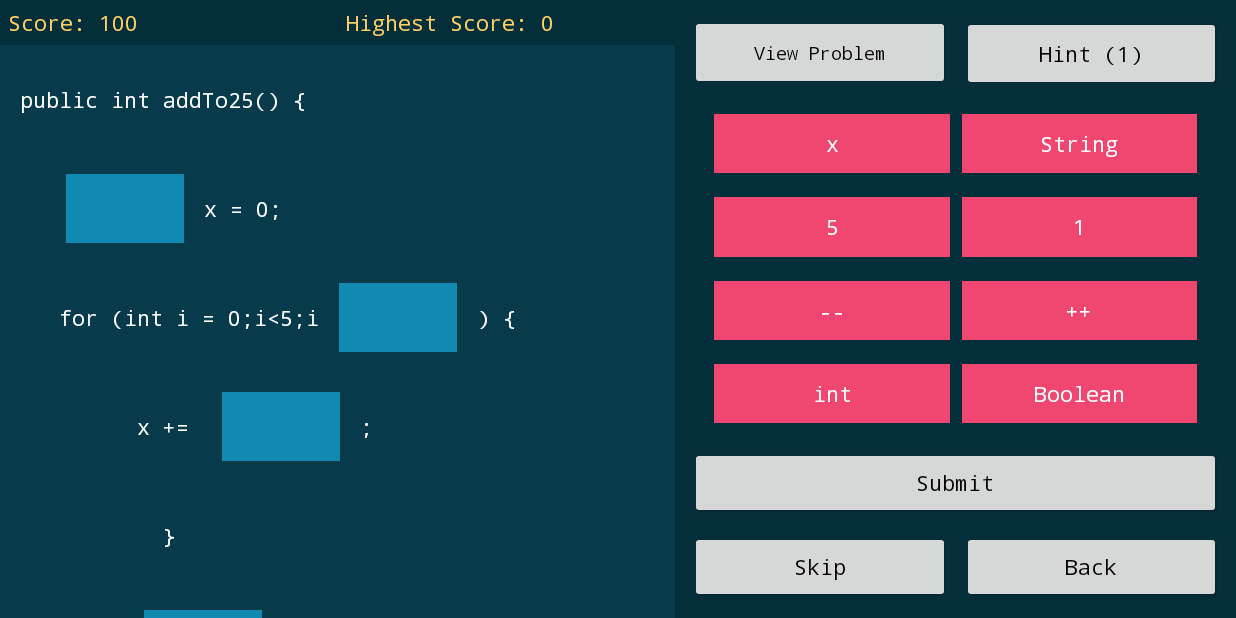
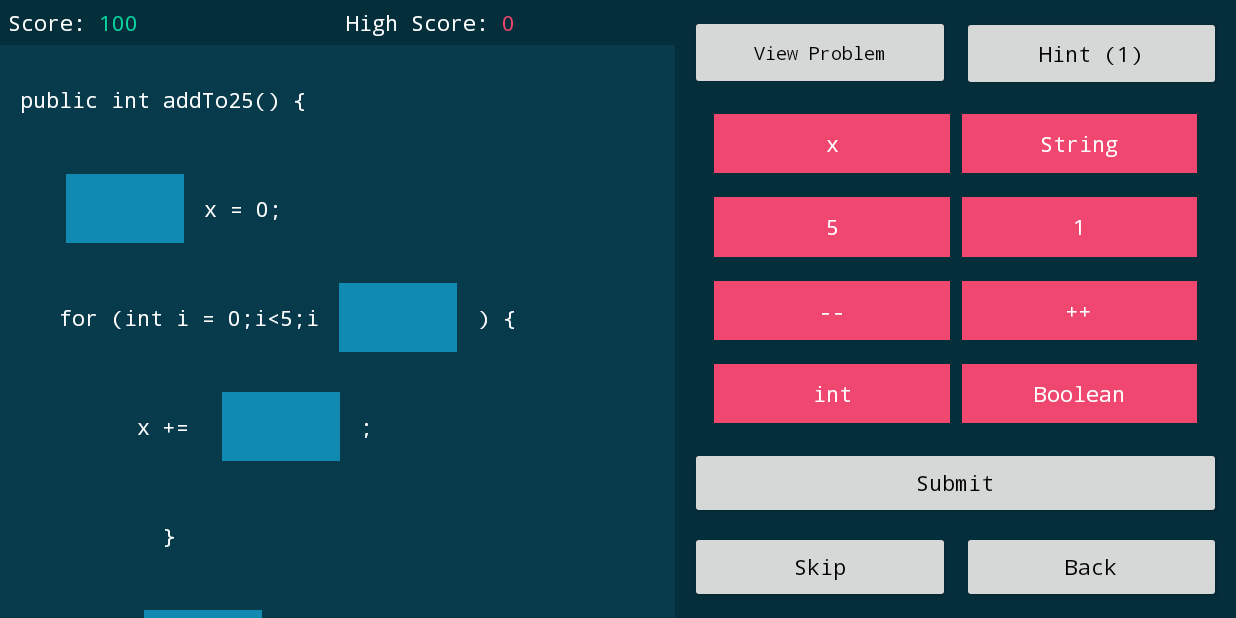
Before and after one commit to UP776193/FinalYearProject, an Android app: the screen it shows after launch (ProblemActivity), after a tap on "Start Game", on a phone screen of 824 x 412 dp (held sideways). Run offline under Robolectric (Android 15) with nearby library versions, the phone set to English and light mode, and no system bars.

Commit message:
adjusted colours and added debug for score reset
added spannable text w/ colours for the score board problem activity and level select
added debug button which clears all high scores

```diff
--- a/ProjectApplication/app/src/main/java/com/example/FinalYearProject/ProblemActivity.java
+++ b/ProjectApplication/app/src/main/java/com/example/FinalYearProject/ProblemActivity.java
@@ -9,6 +9,10 @@ import android.graphics.PorterDuff;
 import android.media.MediaPlayer;
 import android.os.Build;
 import android.os.Bundle;
+import android.text.Spannable;
+import android.text.SpannableString;
+import android.text.Spanned;
+import android.text.style.ForegroundColorSpan;
 import android.view.DragEvent;
 import android.view.MotionEvent;
 import android.view.View;
@@ -44,6 +48,8 @@ public class ProblemActivity extends AppCompatActivity {
     private final int MAX_NUMBER_HINTS = 1;
     private final int MAX_SCORE = 100;
     private final int MIN_SCORE = 0;
+    private final String SCORE_HEADER = "Score: ";
+    private final String HIGH_SCORE_HEADER = "High Score: ";
 
     protected void onCreate(Bundle savedInstanceState) {
         super.onCreate(savedInstanceState);
@@ -62,20 +68,15 @@ public class ProblemActivity extends AppCompatActivity {
         printProblemLines();
         setupBlocks();
 
+        highScore = scores.get(problemIndex);
         score = MAX_SCORE;
-        ((TextView) findViewById(R.id.tvScore)).setText("Score: " + score);
+        setScoreTextColours((TextView) findViewById(R.id.tvScore), score, SCORE_HEADER);
+        setScoreTextColours((TextView) findViewById(R.id.tvHighestScore), highScore, HIGH_SCORE_HEADER);
 
         findViewById(R.id.blockreturn).setOnDragListener(new BlockReturnDragListener());
 
         freeMoves = slots.size();
         clickSoundMP = MediaPlayer.create(this, R.raw.click);
-
-        highScore = scores.get(problemIndex);
-        if(highScore == -1) {
-            ((TextView) findViewById(R.id.tvHighestScore)).setText("Highest Score: -");
-        } else {
-            ((TextView) findViewById(R.id.tvHighestScore)).setText("Highest Score: " + highScore);
-        }
     }
 
     public void onDestroy() {
@@ -451,7 +452,30 @@ public class ProblemActivity extends AppCompatActivity {
             score = MIN_SCORE;
         }
         scores.set(problemIndex, score);
-        ((TextView) findViewById(R.id.tvScore)).setText("Score: " + score);
+        setScoreTextColours((TextView) findViewById(R.id.tvScore), score, SCORE_HEADER);
+    }
+
+    private void setScoreTextColours(TextView tv, int s, String header){
+        Spannable toSpan = new SpannableString(header + s);
+        toSpan.setSpan(new ForegroundColorSpan(getResources().getColor(R.color.problemText)),0 ,header.length()-1, Spanned.SPAN_EXCLUSIVE_EXCLUSIVE);
+        switch(s) {
+            case -1:
+                tv.setText(header + "-");
+                tv.setTextAppearance(R.style.problemText);
+                break;
+            case 100:
+                toSpan.setSpan(new ForegroundColorSpan(getResources().getColor(R.color.correctText)),header.length(), toSpan.length(), Spanned.SPAN_EXCLUSIVE_EXCLUSIVE);
+                tv.setText(toSpan);
+                break;
+            case 0:
+                toSpan.setSpan(new ForegroundColorSpan(getResources().getColor(R.color.colorBlocks)),header.length(), toSpan.length(), Spanned.SPAN_EXCLUSIVE_EXCLUSIVE);
+                tv.setText(toSpan);
+                break;
+            default:
+                toSpan.setSpan(new ForegroundColorSpan(getResources().getColor(R.color.score)),header.length(), toSpan.length(), Spanned.SPAN_EXCLUSIVE_EXCLUSIVE);
+                tv.setText(toSpan);
+                break;
+        }
     }
 
     //LISTENER FUNCTIONS
--- a/ProjectApplication/app/src/main/res/values/colors.xml
+++ b/ProjectApplication/app/src/main/res/values/colors.xml
@@ -11,4 +11,5 @@
     <color name="buttonText">#000000</color>
     <color name="correctText">#06D6A0</color>
     <color name="disabledButton">#B5B5B5</color>
+    <color name="goldstar">#FFDF00</color>
 </resources>
--- a/ProjectApplication/app/src/main/res/values/strings.xml
+++ b/ProjectApplication/app/src/main/res/values/strings.xml
@@ -1,4 +1,5 @@
 <resources>
     <string name="app_name">Project Application</string>
     <string name="slotcode">*slot*</string>
+    <string name="star">\u2605</string>
 </resources>
--- a/ProjectApplication/app/src/main/res/values/styles.xml
+++ b/ProjectApplication/app/src/main/res/values/styles.xml
@@ -12,6 +12,12 @@
         <item name="android:textSize">14sp</item>
         <item name="android:typeface">monospace</item>
         <item name="android:textColor">@color/problemText</item>
+    </style>
+
+    <style name="scoreText" parent="@android:style/TextAppearance.Medium">
+        <item name="android:textSize">14sp</item>
+        <item name="android:typeface">monospace</item>
+        <item name="android:textColor">@color/score</item>
     </style>
 
     <style name="buttonText" parent="@android:style/TextAppearance.Medium">
```
Also changed, not shown: ProjectApplication/app/src/main/java/com/example/FinalYearProject/HomepageActivity.java (+9 -0 lines), ProjectApplication/app/src/main/java/com/example/FinalYearProject/LevelSelect.java (+32 -1 lines), ProjectApplication/app/src/main/res/layout/activity_homepage.xml (+26 -12 lines).
